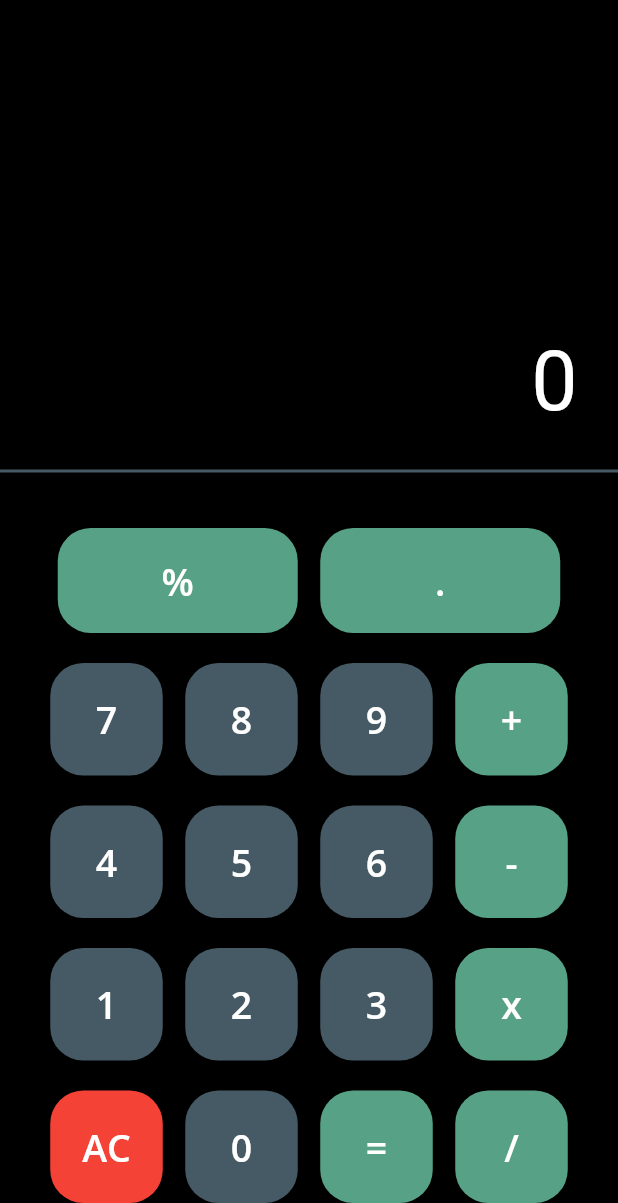
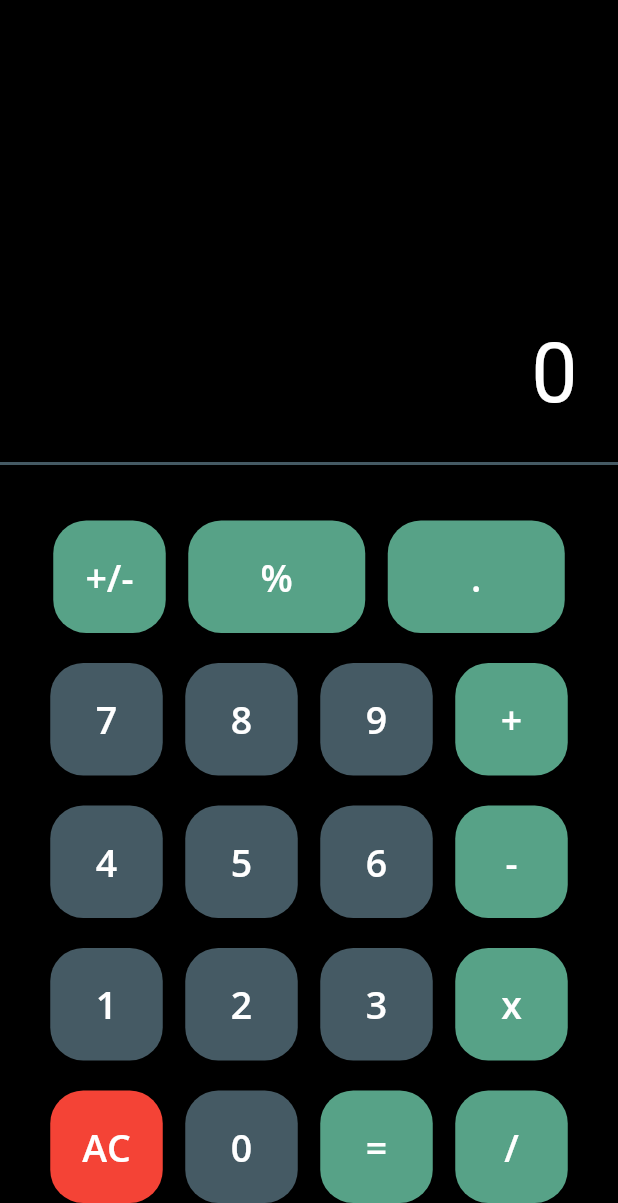
Before and after one commit to KalingaAbhisek/calculator, a Flutter app: the screen it shows after launch, on a phone screen of 412 x 824 dp, the part 33-1236 px from its top. Run offline on Flutter 3.47's test engine with Material 2 defaults, Android fonts, the phone set to English and light mode, and no system bars.

Commit message:
Update main.dart

```diff
--- a/lib/main.dart
+++ b/lib/main.dart
@@ -88,8 +88,30 @@ class _calculatorState extends State<calculator> {
                     children: [
                       MaterialButton(
                         padding: EdgeInsets.all(0.0),
-                        minWidth: 160.0,
-                        height: 70.0,
+                        minWidth: 75.0,
+                        height: 75.0,
+                        shape: RoundedRectangleBorder(
+                            borderRadius: BorderRadius.circular(22.0)),
+                        color: Color(0xFFB58A589),
+                        onPressed: () {
+                          setState(() {
+                            result = c.buttonPressed('+/-');
+                          });
+                        },
+                        child: Text("+/-",
+                            textAlign: TextAlign.center,
+                            style: TextStyle(
+                                fontSize: 25.0,
+                                fontFamily: 'Sans Sheriff',
+                                color: Colors.white)),
+                      ),
+                      SizedBox(
+                        width: 15.0,
+                      ),
+                      MaterialButton(
+                        padding: EdgeInsets.all(0.0),
+                        minWidth: 118.0,
+                        height: 75.0,
                         shape: RoundedRectangleBorder(
                             borderRadius: BorderRadius.circular(22.0)),
                         color: Color(0xFFB58A589),
@@ -110,8 +132,8 @@ class _calculatorState extends State<calculator> {
                       ),
                       MaterialButton(
                         padding: EdgeInsets.all(0.0),
-                        minWidth: 160.0,
-                        height: 70.0,
+                        minWidth: 118.0,
+                        height: 75.0,
                         shape: RoundedRectangleBorder(
                             borderRadius: BorderRadius.circular(22.0)),
                         color: Color(0xFFB58A589),
```
